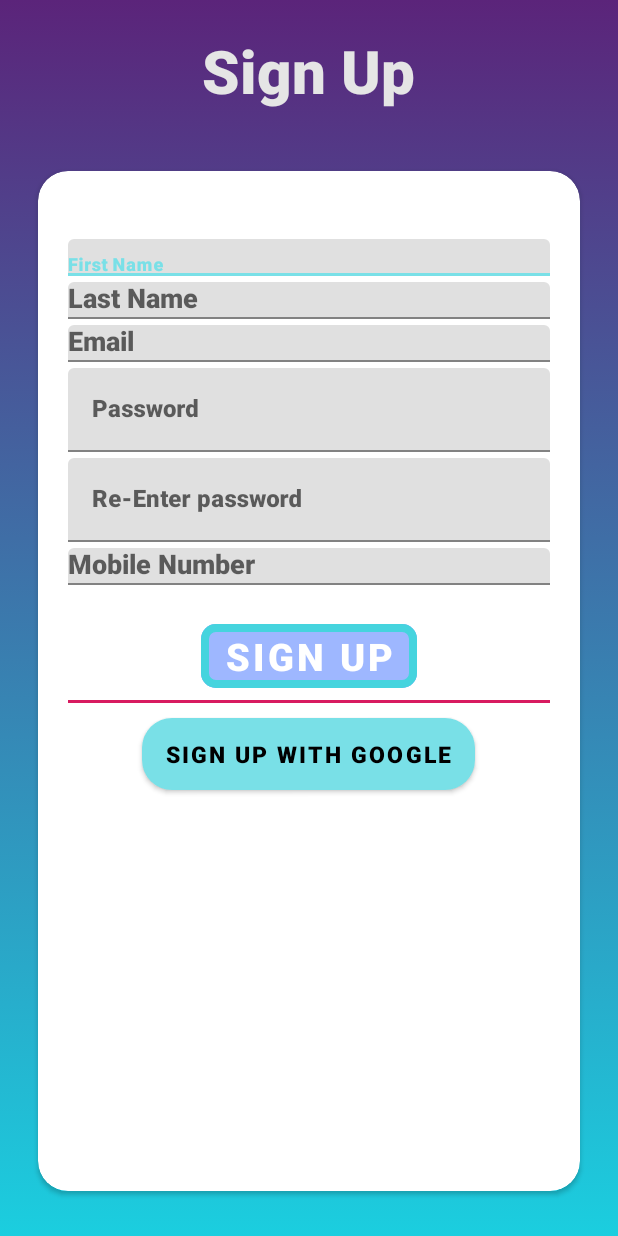
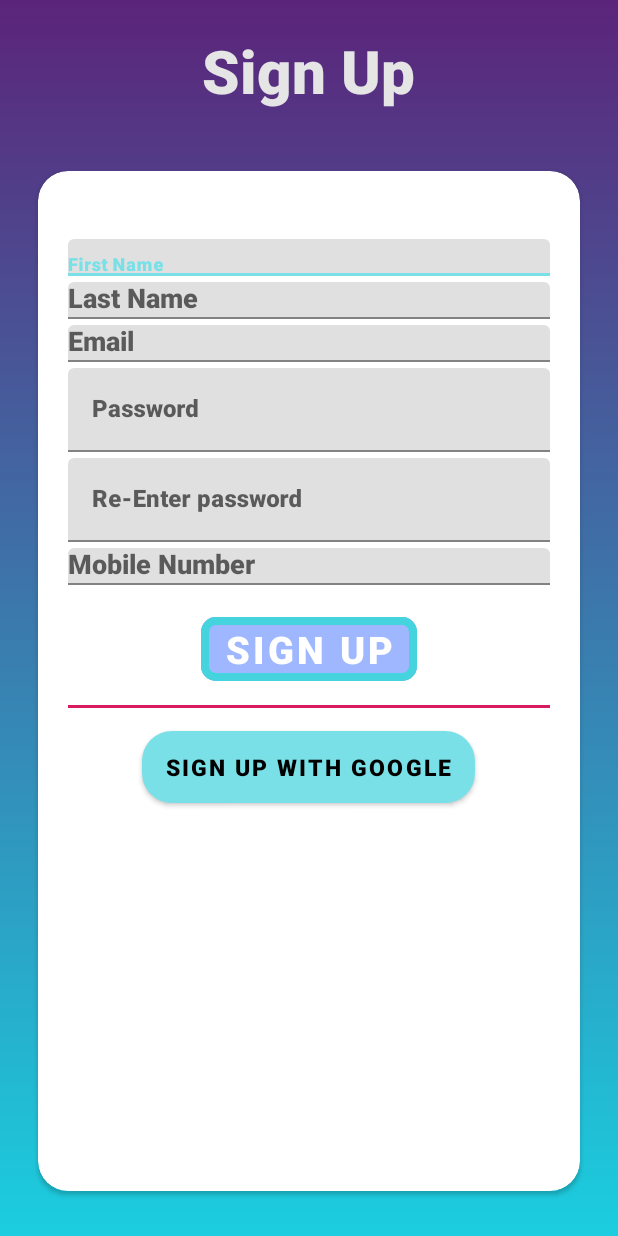
Before and after one commit to mitulp534/Final_Project, an Android app: the signup screen opened directly, with no data from a screen before it, on a phone screen of 412 x 824 dp. Run offline under Robolectric (Android 15) with nearby library versions, the phone set to English and light mode, and no system bars.

Commit message:
Signup page updated

```diff
--- a/app/src/main/res/layout/activity_signup.xml
+++ b/app/src/main/res/layout/activity_signup.xml
@@ -152,7 +152,7 @@
                android:layout_width="wrap_content"
                android:layout_height="wrap_content"
                android:layout_centerHorizontal="true"
-               android:layout_marginTop="20dp"
+               android:layout_marginTop="15dp"
                android:backgroundTint="#9EB7FF"
                android:fontFamily="sans-serif-black"
                android:text="@string/txt_signup_button"
@@ -164,14 +164,14 @@
                />
            <View
                android:id="@+id/separate_line"
-               android:layout_marginTop="2dp"
+               android:layout_marginTop="10dp"
                android:layout_below="@id/btn_signup"
                android:background="@color/colorAccent"
                android:layout_width="match_parent"
                android:layout_height="2dp"/>
 
            <android.support.design.button.MaterialButton
-               android:layout_marginTop="10dp"
+               android:layout_marginTop="15dp"
                android:layout_centerHorizontal="true"
                android:id="@+id/signup_with_google"
                android:layout_below="@id/separate_line"
@@ -187,7 +187,7 @@
                android:drawableStart="@drawable/ic_google_logo"
                android:background="@drawable/login_shape"
                android:text="@string/signup_with_google"
-               android:textSize="15dp"
+               android:textSize="15sp"
                android:backgroundTint="@color/dullWhite"
                />
 
```
Also changed, not shown: app/src/main/res/drawable/round_bg.xml (added, +22 -0 lines).
